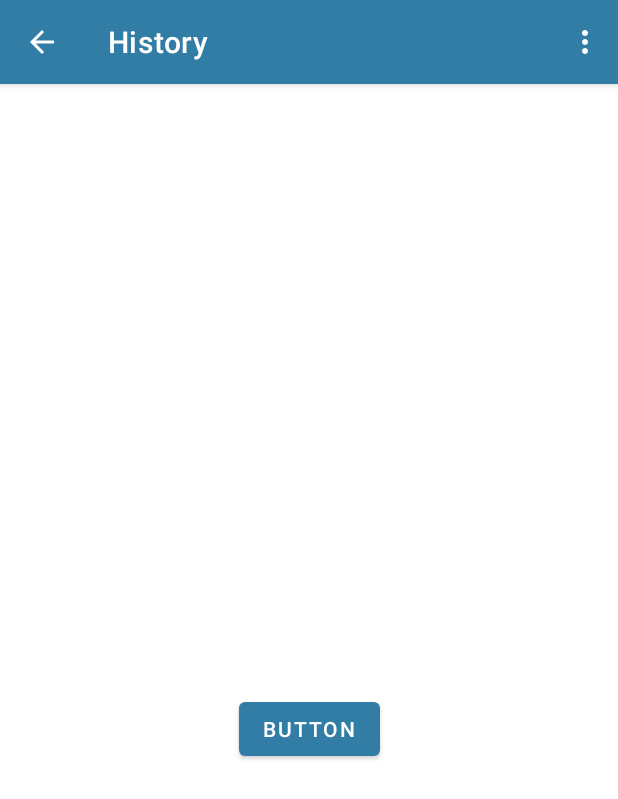
After one commit to OSLL/adfmp1h22-meditation, an Android app: the TestActivity screen opened directly, with no data from a screen before it, on a phone screen of 412 x 824 dp. The commit adds this screen. Shown: the top 799 px of the screen. Run offline under Robolectric (Android 15) with nearby library versions, the phone set to English and light mode, and no system bars.

Commit message:
Add Options menu and test Activity

```diff
--- a/app/src/main/AndroidManifest.xml
+++ b/app/src/main/AndroidManifest.xml
@@ -10,6 +10,10 @@
         android:supportsRtl="true"
         android:theme="@style/Theme.HSEMeditationApp">
         <activity
+            android:name=".TestActivity"
+            android:exported="false"
+            android:label="@string/history" />
+        <activity
             android:name=".MainActivity"
             android:exported="true">
             <intent-filter>
--- /dev/null
+++ b/app/src/main/java/ru/hse/meditation/ActivityWithOptionsMenu.kt
@@ -0,0 +1,31 @@
+package ru.hse.meditation
+
+import android.util.Log
+import android.view.Menu
+import android.view.MenuItem
+import androidx.appcompat.app.AppCompatActivity
+
+abstract class ActivityWithOptionsMenu : AppCompatActivity() {
+    override fun onCreateOptionsMenu(menu: Menu?): Boolean {
+        menuInflater.inflate(R.menu.options_nav, menu)
+        return true
+    }
+
+    override fun onOptionsItemSelected(item: MenuItem): Boolean {
+        return when (item.itemId) {
+            R.id.change_course -> {
+                Log.d("TAG", "Change course")
+                true
+            }
+            R.id.settings -> {
+                Log.d("TAG", "Settings")
+                true
+            }
+            R.id.about -> {
+                Log.d("TAG", "About")
+                true
+            }
+            else -> super.onOptionsItemSelected(item)
+        }
+    }
+}
--- a/app/src/main/java/ru/hse/meditation/MainActivity.kt
+++ b/app/src/main/java/ru/hse/meditation/MainActivity.kt
@@ -1,15 +1,15 @@
 package ru.hse.meditation
 
 import android.os.Bundle
+import android.view.Menu
 import com.google.android.material.bottomnavigation.BottomNavigationView
-import androidx.appcompat.app.AppCompatActivity
 import androidx.navigation.findNavController
 import androidx.navigation.ui.AppBarConfiguration
 import androidx.navigation.ui.setupActionBarWithNavController
 import androidx.navigation.ui.setupWithNavController
 import ru.hse.meditation.databinding.ActivityMainBinding
 
-class MainActivity : AppCompatActivity() {
+class MainActivity : ActivityWithOptionsMenu() {
 
     private lateinit var binding: ActivityMainBinding
 
--- /dev/null
+++ b/app/src/main/java/ru/hse/meditation/TestActivity.kt
@@ -0,0 +1,20 @@
+package ru.hse.meditation
+
+import android.os.Bundle
+import android.util.Log
+import android.view.Menu
+import android.view.MenuItem
+import androidx.appcompat.app.AppCompatActivity
+
+class TestActivity : ActivityWithOptionsMenu() {
+    override fun onCreate(savedInstanceState: Bundle?) {
+        super.onCreate(savedInstanceState)
+        setContentView(R.layout.activity_test)
+        supportActionBar?.setDisplayHomeAsUpEnabled(true)
+    }
+
+    override fun onSupportNavigateUp(): Boolean {
+        onBackPressed()
+        return true
+    }
+}
--- a/app/src/main/java/ru/hse/meditation/ui/course/CourseViewModel.kt
+++ b/app/src/main/java/ru/hse/meditation/ui/course/CourseViewModel.kt
@@ -1,4 +1,4 @@
-package ru.hse.myapplication.ui.notifications
+package ru.hse.meditation.ui.course
 
 import androidx.lifecycle.LiveData
 import androidx.lifecycle.MutableLiveData
--- a/app/src/main/java/ru/hse/meditation/ui/history/HistoryFragment.kt
+++ b/app/src/main/java/ru/hse/meditation/ui/history/HistoryFragment.kt
@@ -1,4 +1,4 @@
-package ru.hse.myapplication.ui.home
+package ru.hse.meditation.ui.history
 
 import android.os.Bundle
 import android.view.LayoutInflater
--- a/app/src/main/java/ru/hse/meditation/ui/history/HistoryViewModel.kt
+++ b/app/src/main/java/ru/hse/meditation/ui/history/HistoryViewModel.kt
@@ -1,4 +1,4 @@
-package ru.hse.myapplication.ui.home
+package ru.hse.meditation.ui.history
 
 import androidx.lifecycle.LiveData
 import androidx.lifecycle.MutableLiveData
--- a/app/src/main/java/ru/hse/meditation/ui/home/HomeFragment.kt
+++ b/app/src/main/java/ru/hse/meditation/ui/home/HomeFragment.kt
@@ -1,4 +1,4 @@
-package ru.hse.myapplication.ui.home
+package ru.hse.meditation.ui.home
 
 import android.os.Bundle
 import android.view.LayoutInflater
--- a/app/src/main/java/ru/hse/meditation/ui/home/HomeViewModel.kt
+++ b/app/src/main/java/ru/hse/meditation/ui/home/HomeViewModel.kt
@@ -1,4 +1,4 @@
-package ru.hse.myapplication.ui.home
+package ru.hse.meditation.ui.home
 
 import androidx.lifecycle.LiveData
 import androidx.lifecycle.MutableLiveData
--- a/app/src/main/java/ru/hse/meditation/ui/meditations/MeditationsFragment.kt
+++ b/app/src/main/java/ru/hse/meditation/ui/meditations/MeditationsFragment.kt
@@ -1,4 +1,4 @@
-package ru.hse.myapplication.ui.dashboard
+package ru.hse.meditation.ui.meditations
 
 import android.os.Bundle
 import android.view.LayoutInflater
--- a/app/src/main/java/ru/hse/meditation/ui/meditations/MeditationsViewModel.kt
+++ b/app/src/main/java/ru/hse/meditation/ui/meditations/MeditationsViewModel.kt
@@ -1,4 +1,4 @@
-package ru.hse.myapplication.ui.dashboard
+package ru.hse.meditation.ui.meditations
 
 import androidx.lifecycle.LiveData
 import androidx.lifecycle.MutableLiveData
--- /dev/null
+++ b/app/src/main/res/layout/activity_test.xml
@@ -0,0 +1,19 @@
+<?xml version="1.0" encoding="utf-8"?>
+<androidx.constraintlayout.widget.ConstraintLayout xmlns:android="http://schemas.android.com/apk/res/android"
+    xmlns:app="http://schemas.android.com/apk/res-auto"
+    xmlns:tools="http://schemas.android.com/tools"
+    android:layout_width="match_parent"
+    android:layout_height="match_parent"
+    tools:context=".TestActivity">
+
+    <Button
+        android:id="@+id/button"
+        android:layout_width="wrap_content"
+        android:layout_height="wrap_content"
+        android:layout_marginTop="406dp"
+        android:text="Button"
+        app:layout_constraintEnd_toEndOf="parent"
+        app:layout_constraintStart_toStartOf="parent"
+        app:layout_constraintTop_toTopOf="parent" />
+
+</androidx.constraintlayout.widget.ConstraintLayout>
--- /dev/null
+++ b/app/src/main/res/menu/options_nav.xml
@@ -0,0 +1,12 @@
+<?xml version="1.0" encoding="utf-8"?>
+<menu xmlns:android="http://schemas.android.com/apk/res/android">
+    <item
+        android:id="@+id/change_course"
+        android:title="@string/change_course" />
+    <item
+        android:id="@+id/settings"
+        android:title="@string/settings" />
+    <item
+        android:id="@+id/about"
+        android:title="@string/about" />
+</menu>
--- a/app/src/main/res/values/strings.xml
+++ b/app/src/main/res/values/strings.xml
@@ -7,4 +7,7 @@
     <string name="meditations">Meditations</string>
     <string name="course">Course</string>
     <string name="history">History</string>
+    <string name="change_course">Change course</string>
+    <string name="settings">Settings</string>
+    <string name="about">About</string>
 </resources>
```
Also changed, not shown: app/src/main/java/ru/hse/meditation/ui/course/CourseFragment.kt (+11 -4 lines), app/src/main/res/layout/fragment_course.xml (+10 -0 lines), app/src/main/res/navigation/meditation_navigation.xml (+4 -4 lines).
